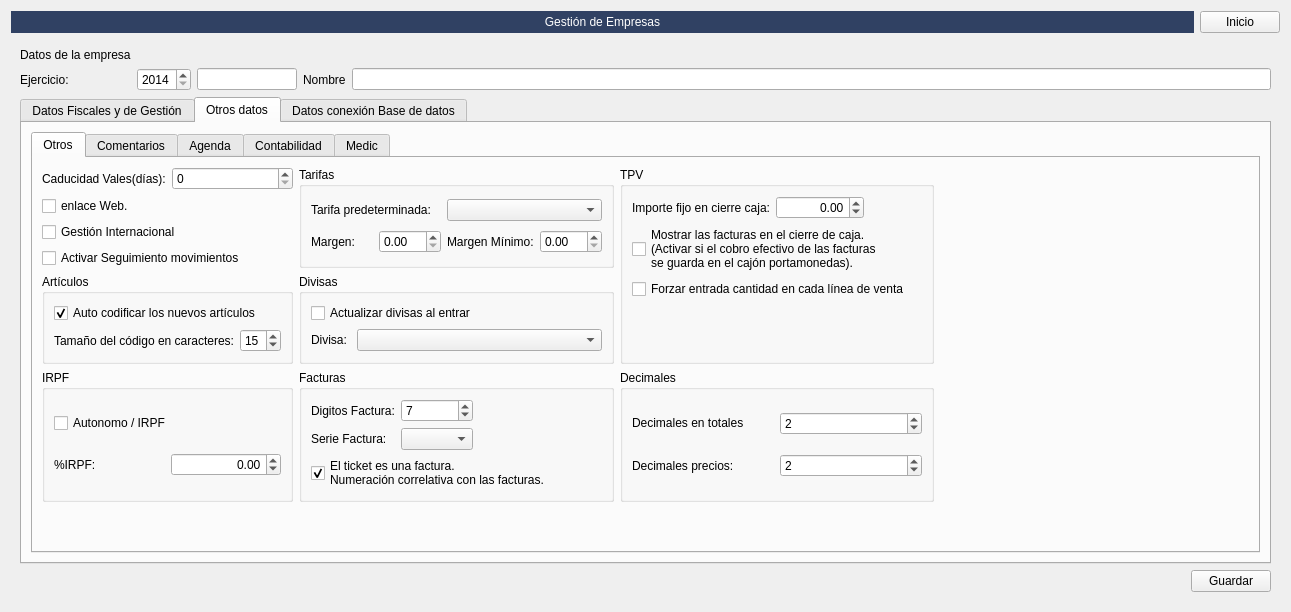
Before: the Qt Designer form Zona_Administrador/frmempresas.ui in arcnexus/RedFoX, drawn with Qt 5.
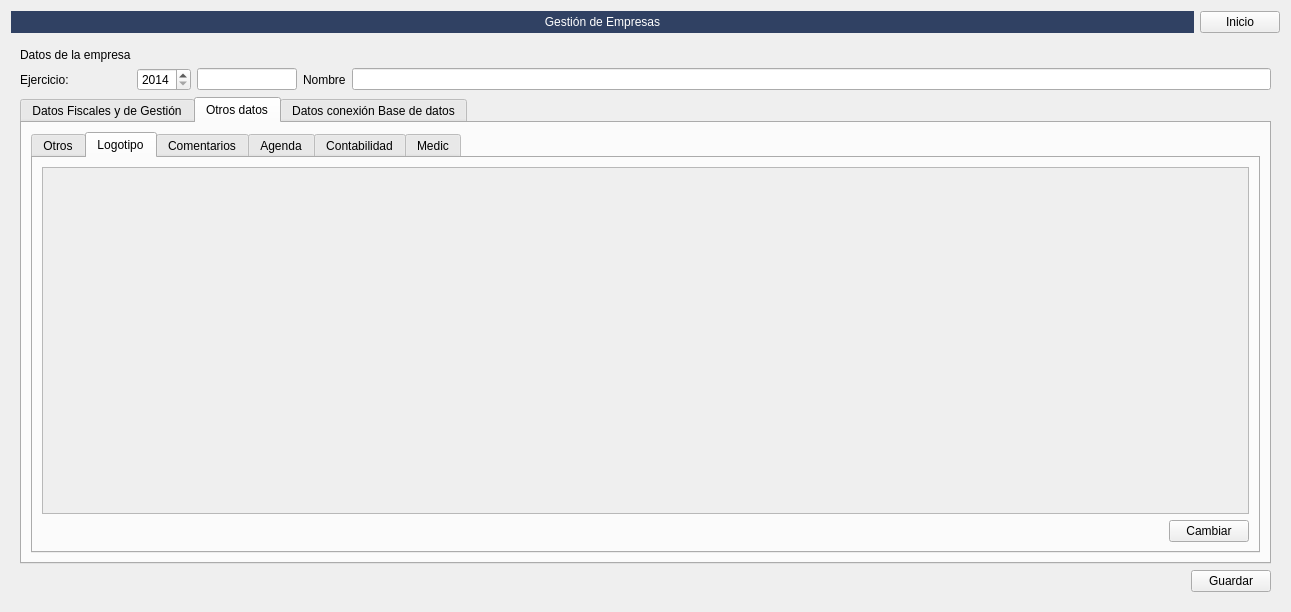
After: the same form once the commit is applied. The open tabs and pages were chosen to show the change. Icons and pictures are not drawn.

Commit message: Logo en frmEmpresa

What changed in the file:
```diff
--- a/Zona_Administrador/frmempresas.ui
+++ b/Zona_Administrador/frmempresas.ui
@@ -3269,6 +3269,71 @@
                </item>
               </layout>
              </widget>
+             <widget class="QWidget" name="tab_3">
+              <attribute name="title">
+               <string>Logotipo</string>
+              </attribute>
+              <layout class="QGridLayout" name="gridLayout_34">
+               <item row="1" column="0">
+                <spacer name="horizontalSpacer_19">
+                 <property name="orientation">
+                  <enum>Qt::Horizontal</enum>
+                 </property>
+                 <property name="sizeHint" stdset="0">
+                  <size>
+                   <width>1122</width>
+                   <height>20</height>
+                  </size>
+                 </property>
+                </spacer>
+               </item>
+               <item row="1" column="1">
+                <widget class="QPushButton" name="btnCambiarLogo_edit">
+                 <property name="text">
+                  <string>Cambiar</string>
+                 </property>
+                </widget>
+               </item>
+               <item row="0" column="0" colspan="2">
+                <widget class="QScrollArea" name="scrollArea">
+                 <property name="widgetResizable">
+                  <bool>true</bool>
+                 </property>
+                 <widget class="QWidget" name="scrollAreaWidgetContents">
+                  <property name="geometry">
+                   <rect>
+                    <x>0</x>
+                    <y>0</y>
+                    <width>1195</width>
+                    <height>364</height>
+                   </rect>
+                  </property>
+                  <layout class="QGridLayout" name="gridLayout_31">
+                   <item row="0" column="0">
+                    <widget class="QLabel" name="label_logo_edit">
+                     <property name="maximumSize">
+                      <size>
+                       <width>1211</width>
+                       <height>346</height>
+                      </size>
+                     </property>
+                     <property name="text">
+                      <string/>
+                     </property>
+                     <property name="pixmap">
+                      <pixmap resource="../maya.qrc">:/Icons/PNG/Neux_red_fox.png</pixmap>
+                     </property>
+                     <property name="scaledContents">
+                      <bool>true</bool>
+                     </property>
+                    </widget>
+                   </item>
+                  </layout>
+                 </widget>
+                </widget>
+               </item>
+              </layout>
+             </widget>
              <widget class="QWidget" name="tab_2">
               <attribute name="title">
                <string>Comentarios</string>
```
Left out of the diff: 97 changed lines with no effect on the pictures. The commit also changes 11 other files.
